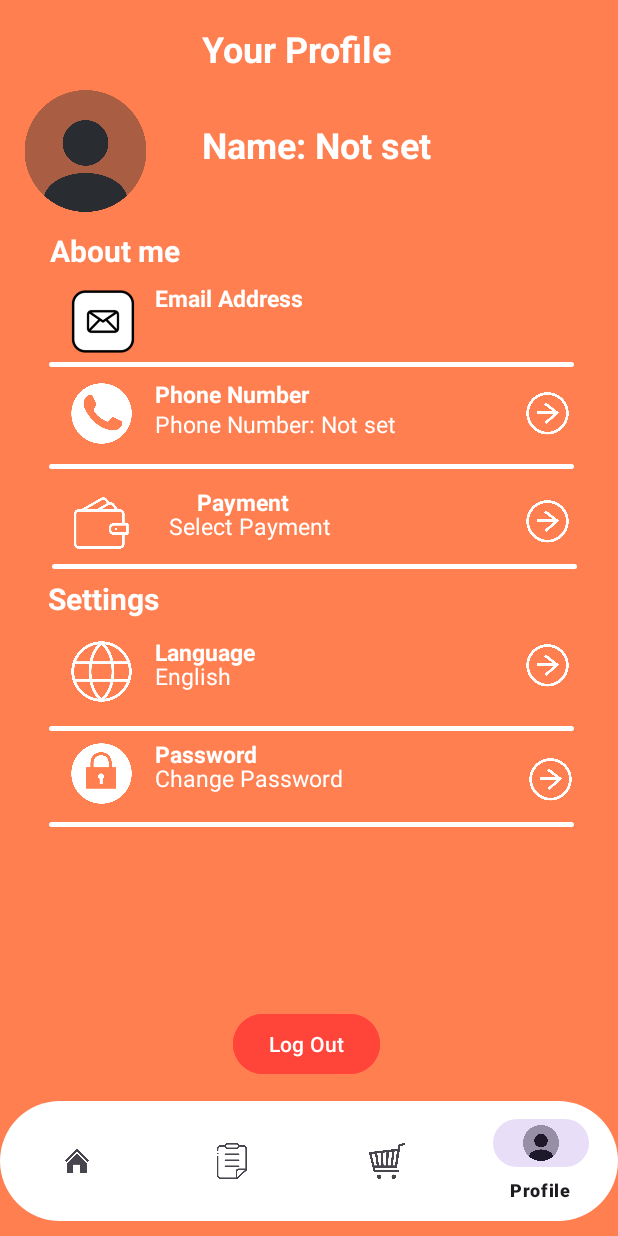
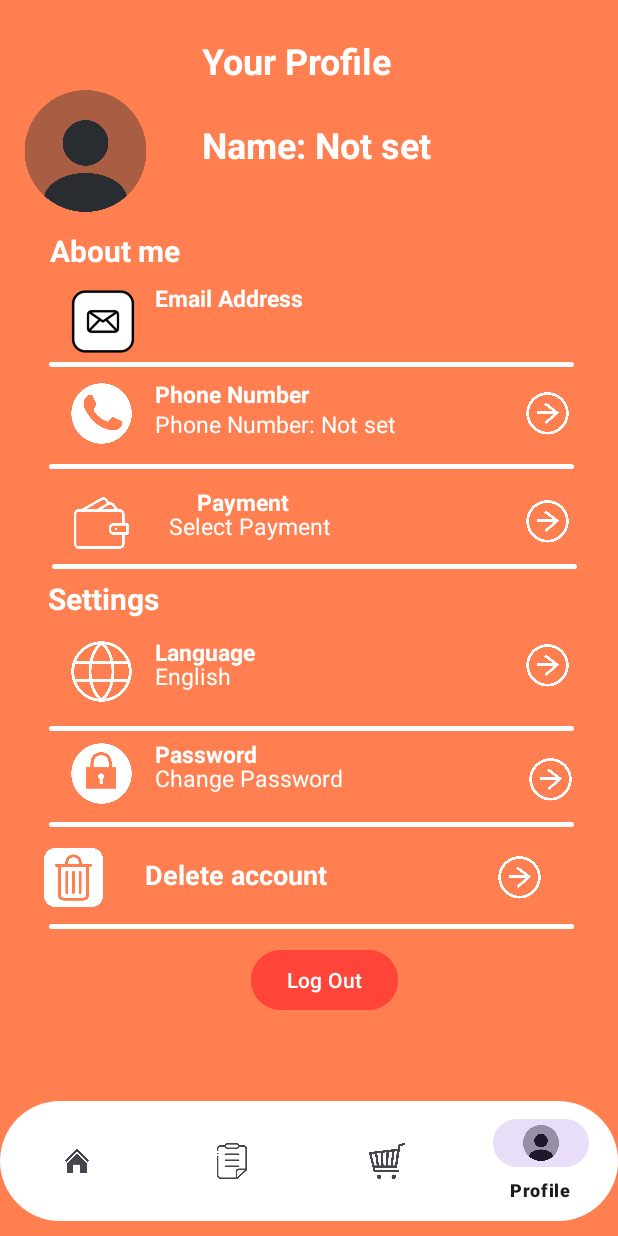
Before and after one commit to AvagyanVache/SkipQ, an Android app: the screen it shows after launch once a user with an empty profile is signed in (HomeActivity), after a tap on an icon or button, on a phone screen of 412 x 824 dp. Run offline under Robolectric (Android 15) with nearby library versions, the phone set to English and light mode, and no system bars; our stand-ins replace Firebase (no records; nobody signed in at launch, a user with empty details on screens opened directly); pictures from the network do not load.

Commit message:
added delete account design in profile fragment and deleted the profile pictures from menu and your order fragments

```diff
--- a/app/src/main/java/com/example/skipq/MenuFragment.java
+++ b/app/src/main/java/com/example/skipq/MenuFragment.java
@@ -43,7 +43,6 @@ public class MenuFragment extends Fragment implements OnMapReadyCallback {
     private ArrayList<MenuDomain> menuList = new ArrayList<>();
     private FirebaseFirestore db;
     private String restaurantId;
-    public ImageView profileIcon;
 
     private SearchView searchBar;
 
@@ -112,16 +111,7 @@ public class MenuFragment extends Fragment implements OnMapReadyCallback {
                     .commit();
             stopSearchBar();
         });
-        profileIcon = view.findViewById(R.id.profileIcon);
-        profileIcon.setOnClickListener(v -> {
-            ProfileFragment profileFragment = new ProfileFragment();
-            requireActivity().getSupportFragmentManager()
-                    .beginTransaction()
-                    .replace(R.id.frame_layout, profileFragment)
-                    .addToBackStack(null)
-                    .commit();
-            stopSearchBar();
-        });
+
         db = FirebaseFirestore.getInstance();
 
         if (getArguments() != null) {
--- a/app/src/main/java/com/example/skipq/YourOrderFragment.java
+++ b/app/src/main/java/com/example/skipq/YourOrderFragment.java
@@ -59,7 +59,6 @@ public class YourOrderFragment extends Fragment {
     private double totalPrice;
     private FirebaseFirestore db;
     private FirebaseAuth auth;
-    private ImageView profileIcon;
     private TextView CancelButton;
     private boolean isOrderCanceled = false;
     private TextView backButton;
@@ -96,7 +95,6 @@ public class YourOrderFragment extends Fragment {
         totalPriceTextView = view.findViewById(R.id.orderTotal);
         orderCountdownTextView = view.findViewById(R.id.OrderCountdown);
         recyclerView.setLayoutManager(new LinearLayoutManager(getContext()));
-        profileIcon = view.findViewById(R.id.profileIcon);
         CancelButton = view.findViewById(R.id.CancelOrder);
         backButton = view.findViewById(R.id.backButton);
 
@@ -153,12 +151,7 @@ public class YourOrderFragment extends Fragment {
         } else {
             Log.e("YourOrderFragment", "Arguments are null");
         }
-        profileIcon.setOnClickListener(v -> {
-            Intent intent = new Intent(getActivity(), HomeActivity.class);
-            intent.putExtra("FRAGMENT_TO_LOAD", "PROFILE");
-            intent.setFlags(Intent.FLAG_ACTIVITY_CLEAR_TOP | Intent.FLAG_ACTIVITY_SINGLE_TOP);
-            startActivity(intent);
-        });
+
 
         backButton.setOnClickListener(v -> {
             requireActivity().getSupportFragmentManager().popBackStack();
--- a/app/src/main/res/layout/fragment_profile.xml
+++ b/app/src/main/res/layout/fragment_profile.xml
@@ -6,12 +6,21 @@
     android:layout_height="match_parent"
     android:background="#FF7F50">
 
+    <LinearLayout
+        android:layout_width="match_parent"
+        android:layout_height="wrap_content"
+        android:gravity="center_horizontal"
+        app:layout_constraintEnd_toEndOf="parent"
+        app:layout_constraintStart_toStartOf="parent"
+        app:layout_constraintTop_toTopOf="parent">
+
         <TextView
             android:layout_width="142dp"
             android:layout_height="44dp"
             android:layout_gravity="center"
             android:layout_marginTop="16dp"
             android:text="Your Profile"
+
             android:textColor="@color/white"
             android:textSize="24sp"
             android:textStyle="bold"
@@ -19,6 +28,7 @@
             app:layout_constraintHorizontal_bias="0.498"
             app:layout_constraintStart_toStartOf="parent"
             app:layout_constraintTop_toTopOf="parent" />
+    </LinearLayout>
 
 
     <ImageView
@@ -227,13 +237,15 @@
         android:layout_width="wrap_content"
         android:layout_height="wrap_content"
         android:layout_gravity="center_horizontal"
-        android:layout_marginBottom="104dp"
+        android:layout_marginBottom="32dp"
         android:backgroundTint="#ff443a"
         android:text="Log Out"
         app:layout_constraintBottom_toBottomOf="parent"
         app:layout_constraintEnd_toEndOf="parent"
-        app:layout_constraintHorizontal_bias="0.495"
-        app:layout_constraintStart_toStartOf="parent" />
+        app:layout_constraintHorizontal_bias="0.533"
+        app:layout_constraintStart_toStartOf="parent"
+        app:layout_constraintTop_toBottomOf="@+id/linearLayout2"
+        app:layout_constraintVertical_bias="0.111" />
 
     <TextView
         android:id="@+id/textView7"
@@ -387,4 +399,67 @@
         app:layout_constraintStart_toEndOf="@+id/imageView12"
         app:layout_constraintTop_toTopOf="parent" />
 
+    <LinearLayout
+        android:id="@+id/linearLayout2"
+        android:layout_width="421dp"
+        android:layout_height="60dp"
+        android:layout_marginTop="4dp"
+        app:layout_constraintEnd_toEndOf="parent"
+        app:layout_constraintHorizontal_bias="1.0"
+        app:layout_constraintStart_toStartOf="parent"
+        app:layout_constraintTop_toBottomOf="@+id/imageView19011">
+
+        <ImageView
+            android:id="@+id/imageView102"
+            android:layout_width="55dp"
+            android:layout_height="39dp"
+            android:layout_marginStart="30dp"
+            android:layout_marginTop="10dp"
+            android:layout_marginEnd="20dp"
+            android:src="@drawable/delete"
+            app:layout_constraintEnd_toEndOf="parent"
+            app:layout_constraintHorizontal_bias="0.12"
+            app:layout_constraintStart_toStartOf="parent"
+            app:tint="@color/white"
+            tools:layout_editor_absoluteY="564dp" />
+
+        <TextView
+            android:id="@+id/textView12090"
+            android:layout_width="122dp"
+            android:layout_height="30dp"
+            android:layout_marginTop="15dp"
+            android:layout_marginEnd="110dp"
+            android:text="Delete account"
+            android:textColor="@color/white"
+            android:textSize="18sp"
+            android:textStyle="bold"
+            app:layout_constraintEnd_toEndOf="parent"
+            app:layout_constraintHorizontal_bias="0.0"
+            app:layout_constraintStart_toEndOf="@+id/imageView12"
+            tools:layout_editor_absoluteY="572dp" />
+
+        <ImageView
+            android:id="@+id/deleteAccount"
+            android:layout_width="35dp"
+            android:layout_height="39dp"
+            android:layout_marginTop="10dp"
+            android:src="@drawable/right_arrow"
+            app:layout_constraintEnd_toEndOf="parent"
+            app:layout_constraintHorizontal_bias="0.933"
+            app:layout_constraintStart_toStartOf="parent"
+            app:tint="@color/white"
+            tools:layout_editor_absoluteY="564dp" />
+    </LinearLayout>
+
+    <ImageView
+        android:id="@+id/imageView190111"
+        android:layout_width="350dp"
+        android:layout_height="3dp"
+        android:layout_marginTop="616dp"
+        android:background="@drawable/white_bg"
+        app:layout_constraintEnd_toEndOf="parent"
+        app:layout_constraintHorizontal_bias="0.524"
+        app:layout_constraintStart_toStartOf="parent"
+        app:layout_constraintTop_toTopOf="parent" />
+
 </androidx.constraintlayout.widget.ConstraintLayout>
```
Also changed, not shown: app/src/main/res/drawable/delete.png (added). Lines whose indentation alone changed are shown as unchanged.
